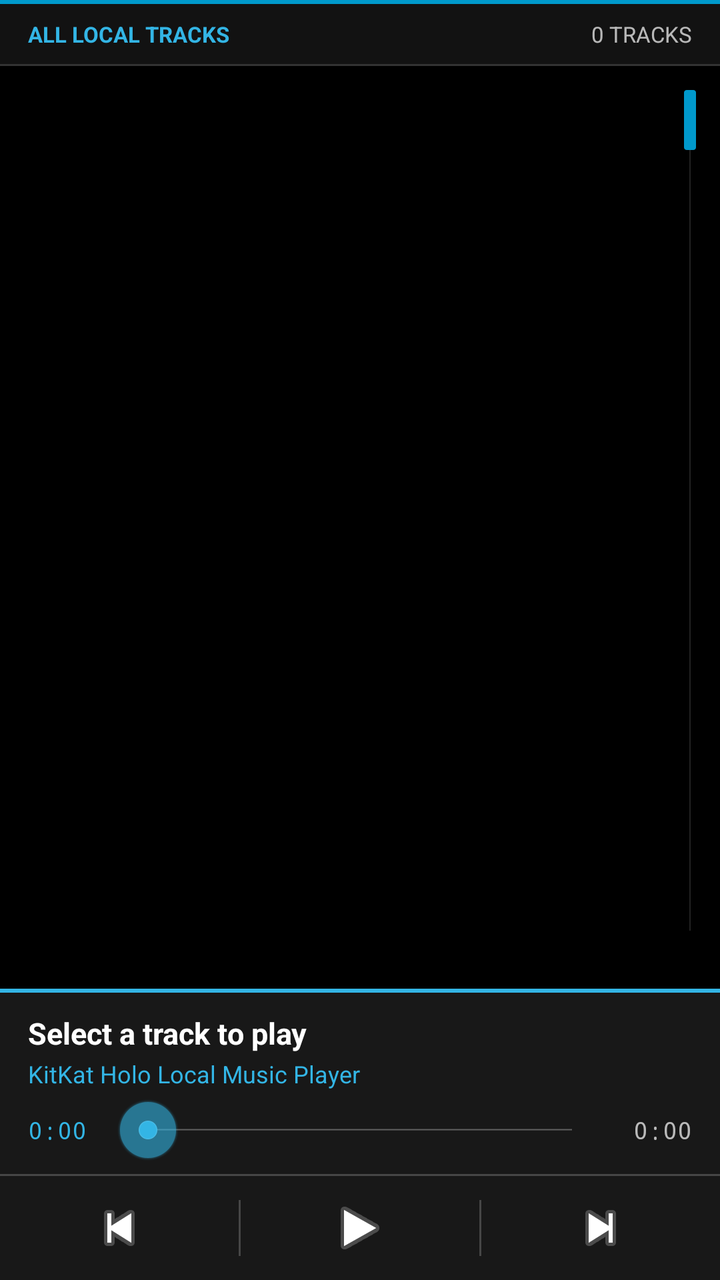
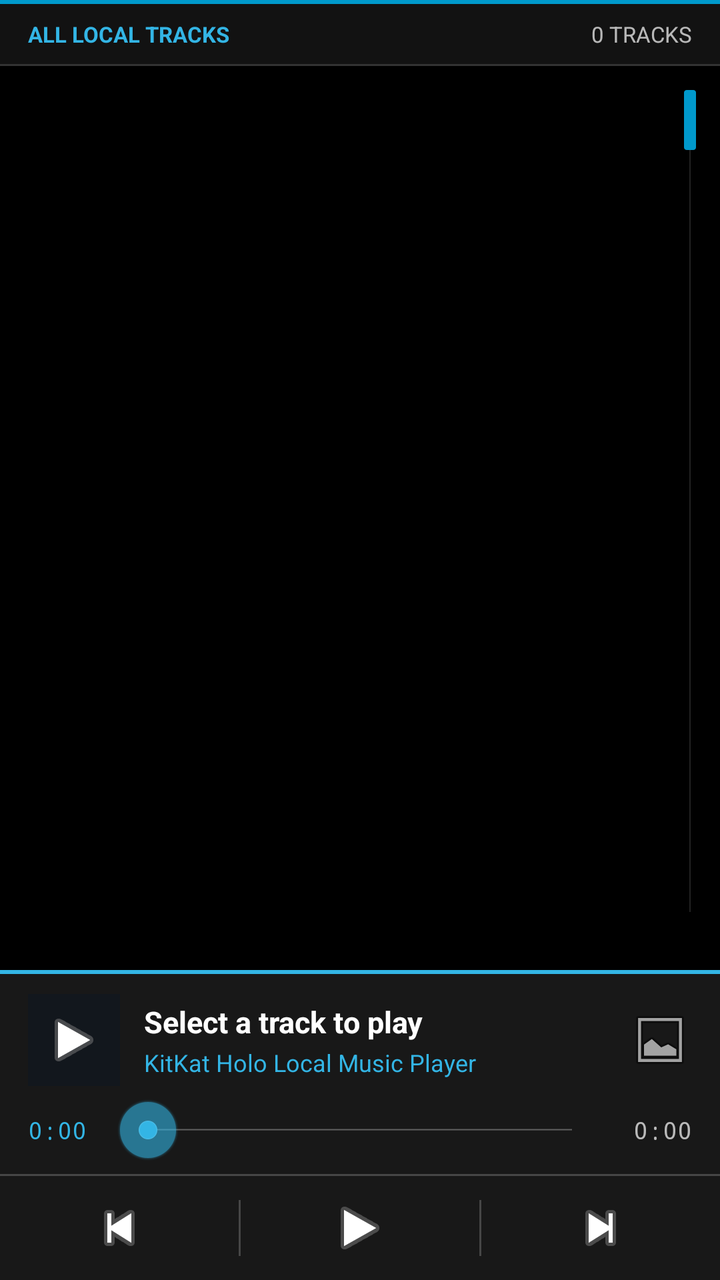

Compare the two renders of this Android layout. The source of the first and the diff that turns it into the second are given below.
<!-- AndroidManifest.xml: application theme AppTheme -->
<!-- res/layout/activity_main.xml -->
<?xml version="1.0" encoding="utf-8"?>
<LinearLayout xmlns:android="http://schemas.android.com/apk/res/android"
    android:id="@+id/root_layout"
    android:layout_width="match_parent"
    android:layout_height="match_parent"
    android:background="@color/holo_bg_black"
    android:orientation="vertical">

    
    <View
        android:layout_width="match_parent"
        android:layout_height="2dp"
        android:background="@color/holo_blue_dark" />

    
    <LinearLayout
        android:layout_width="match_parent"
        android:layout_height="30dp"
        android:background="@color/holo_subheader_bg"
        android:gravity="center_vertical"
        android:orientation="horizontal"
        android:paddingStart="14dp"
        android:paddingEnd="14dp">

        <TextView
            android:id="@+id/tv_section_header"
            android:layout_width="0dp"
            android:layout_height="wrap_content"
            android:layout_weight="1"
            android:ellipsize="end"
            android:singleLine="true"
            android:text="@string/holo_header_all_songs"
            android:textColor="@color/holo_blue_light"
            android:textSize="11sp"
            android:textStyle="bold" />

        <TextView
            android:id="@+id/tv_track_count"
            android:layout_width="wrap_content"
            android:layout_height="wrap_content"
            android:text="@string/holo_zero_tracks"
            android:textColor="@color/holo_text_secondary"
            android:textSize="11sp" />
    </LinearLayout>

    
    <View
        android:layout_width="match_parent"
        android:layout_height="1dp"
        android:background="@color/holo_divider" />

    
    <FrameLayout
        android:layout_width="match_parent"
        android:layout_height="0dp"
        android:layout_weight="1">

        <ListView
            android:id="@+id/list_songs"
            android:layout_width="match_parent"
            android:layout_height="match_parent"
            android:cacheColorHint="#00000000"
            android:divider="@color/holo_divider"
            android:dividerHeight="1dp"
            android:fastScrollEnabled="true"
            android:scrollbarStyle="outsideOverlay" />

        
        <LinearLayout
            android:id="@+id/empty_view"
            android:layout_width="match_parent"
            android:layout_height="match_parent"
            android:gravity="center"
            android:orientation="vertical"
            android:padding="28dp"
            android:visibility="gone">

            <TextView
                android:id="@+id/tv_empty_title"
                android:layout_width="wrap_content"
                android:layout_height="wrap_content"
                android:gravity="center"
                android:text="@string/holo_empty_title"
                android:textColor="@color/holo_text_primary"
                android:textSize="17sp"
                android:textStyle="bold" />

            <TextView
                android:id="@+id/tv_empty_message"
                android:layout_width="wrap_content"
                android:layout_height="wrap_content"
                android:layout_marginTop="8dp"
                android:gravity="center"
                android:lineSpacingExtra="2dp"
                android:text="@string/holo_empty_message"
                android:textColor="@color/holo_text_secondary"
                android:textSize="13sp" />

            <Button
                android:id="@+id/btn_empty_action"
                android:layout_width="wrap_content"
                android:layout_height="wrap_content"
                android:layout_marginTop="18dp"
                android:paddingStart="20dp"
                android:paddingEnd="20dp"
                android:text="@string/holo_btn_scan"
                android:textColor="@color/holo_blue_light"
                android:textSize="13sp"
                android:textStyle="bold" />
        </LinearLayout>
    </FrameLayout>

    
    <LinearLayout
        android:id="@+id/bottom_playback_bar"
        android:layout_width="match_parent"
        android:layout_height="wrap_content"
        android:background="@color/holo_surface_dark"
        android:orientation="vertical">

        
        <View
            android:layout_width="match_parent"
            android:layout_height="2dp"
            android:background="@color/holo_blue_light" />

        
        <LinearLayout
            android:layout_width="match_parent"
            android:layout_height="wrap_content"
            android:orientation="vertical"
            android:paddingStart="14dp"
            android:paddingTop="10dp"
            android:paddingEnd="14dp"
            android:paddingBottom="2dp">

            <TextView
                android:id="@+id/tv_now_playing_title"
                android:layout_width="match_parent"
                android:layout_height="wrap_content"
                android:ellipsize="marquee"
                android:focusable="true"
                android:focusableInTouchMode="true"
                android:marqueeRepeatLimit="marquee_forever"
                android:scrollHorizontally="true"
                android:singleLine="true"
                android:text="@string/holo_idle_title"
                android:textColor="@color/holo_text_primary"
                android:textSize="15sp"
                android:textStyle="bold" />

            <TextView
                android:id="@+id/tv_now_playing_artist"
                android:layout_width="match_parent"
                android:layout_height="wrap_content"
                android:layout_marginTop="2dp"
                android:ellipsize="end"
                android:singleLine="true"
                android:text="@string/holo_idle_artist"
                android:textColor="@color/holo_blue_light"
                android:textSize="12sp" />
        </LinearLayout>

        
        <LinearLayout
            android:layout_width="match_parent"
            android:layout_height="wrap_content"
            android:gravity="center_vertical"
            android:orientation="horizontal"
            android:paddingStart="14dp"
            android:paddingTop="2dp"
            android:paddingEnd="14dp"
            android:paddingBottom="6dp">

            <TextView
                android:id="@+id/tv_elapsed_time"
                android:layout_width="wrap_content"
                android:layout_height="wrap_content"
                android:minWidth="38dp"
                android:text="@string/holo_zero_time"
                android:textColor="@color/holo_blue_light"
                android:textSize="12sp"
                android:typeface="monospace" />

            <SeekBar
                android:id="@+id/seek_bar"
                android:layout_width="0dp"
                android:layout_height="wrap_content"
                android:layout_marginStart="6dp"
                android:layout_marginEnd="6dp"
                android:layout_weight="1"
                android:max="1000"
                android:progress="0" />

            <TextView
                android:id="@+id/tv_total_time"
                android:layout_width="wrap_content"
                android:layout_height="wrap_content"
                android:gravity="end"
                android:minWidth="38dp"
                android:text="@string/holo_zero_time"
                android:textColor="@color/holo_text_secondary"
                android:textSize="12sp"
                android:typeface="monospace" />
        </LinearLayout>

        
        <View
            android:layout_width="match_parent"
            android:layout_height="1dp"
            android:background="@color/holo_divider" />

        
        <LinearLayout
            android:layout_width="match_parent"
            android:layout_height="52dp"
            android:gravity="center"
            android:orientation="horizontal">

            <ImageButton
                android:id="@+id/btn_previous"
                android:layout_width="0dp"
                android:layout_height="match_parent"
                android:layout_weight="1"
                android:background="?android:attr/selectableItemBackground"
                android:contentDescription="@string/holo_cd_previous"
                android:scaleType="centerInside"
                android:src="@android:drawable/ic_media_previous" />

            <View
                android:layout_width="1dp"
                android:layout_height="28dp"
                android:background="@color/holo_divider" />

            <ImageButton
                android:id="@+id/btn_play_pause"
                android:layout_width="0dp"
                android:layout_height="match_parent"
                android:layout_weight="1"
                android:background="?android:attr/selectableItemBackground"
                android:contentDescription="@string/holo_cd_play_pause"
                android:scaleType="centerInside"
                android:src="@android:drawable/ic_media_play" />

            <View
                android:layout_width="1dp"
                android:layout_height="28dp"
                android:background="@color/holo_divider" />

            <ImageButton
                android:id="@+id/btn_next"
                android:layout_width="0dp"
                android:layout_height="match_parent"
                android:layout_weight="1"
                android:background="?android:attr/selectableItemBackground"
                android:contentDescription="@string/holo_cd_next"
                android:scaleType="centerInside"
                android:src="@android:drawable/ic_media_next" />
        </LinearLayout>
    </LinearLayout>

</LinearLayout>
<!-- resources referenced by this layout -->
<resources>
  <color name="holo_bg_black">#000000</color>
  <color name="holo_blue_dark">#0099CC</color>
  <color name="holo_blue_light">#33B5E5</color>
  <color name="holo_divider">#33FFFFFF</color>
  <color name="holo_subheader_bg">#121212</color>
  <color name="holo_surface_dark">#181818</color>
  <color name="holo_text_primary">#FFFFFF</color>
  <color name="holo_text_secondary">#B3FFFFFF</color>
  <string name="holo_btn_scan">SCAN LOCAL AUDIO</string>
  <string name="holo_cd_next">Next track</string>
  <string name="holo_cd_play_pause">Play or pause</string>
  <string name="holo_cd_previous">Previous track</string>
  <string name="holo_empty_message">Grant audio storage access or place MP3, M4A, WAV, or FLAC music files on your device.</string>
  <string name="holo_empty_title">No Local Audio Tracks</string>
  <string name="holo_header_all_songs">ALL LOCAL TRACKS</string>
  <string name="holo_idle_artist">KitKat Holo Local Music Player</string>
  <string name="holo_idle_title">Select a track to play</string>
  <string name="holo_zero_time">0:00</string>
  <string name="holo_zero_tracks">0 TRACKS</string>
  <style name="AppTheme" parent="@android:style/Theme.Holo">
          <item name="android:windowBackground">@color/holo_bg_black</item>
          <item name="android:colorBackground">@color/holo_bg_black</item>
          <item name="android:actionBarStyle">@style/HoloActionBar</item>
          <item name="android:actionBarTabStyle">@style/HoloActionBarTab</item>
          <item name="android:actionBarTabBarStyle">@style/HoloActionBarTabBar</item>
          <item name="android:actionBarTabTextStyle">@style/HoloActionBarTabText</item>
          <item name="android:actionBarDivider">@color/holo_divider</item>
          <item name="android:listDivider">@color/holo_divider</item>
          <item name="android:textColorHighlight">@color/holo_blue_dark</item>
          <item name="android:statusBarColor">@color/holo_bg_black</item>
          <item name="android:navigationBarColor">@color/holo_bg_black</item>
          <item name="android:colorAccent">@color/holo_blue_light</item>
      </style>
  <style name="HoloActionBar" parent="@android:style/Widget.Holo.ActionBar.Solid">
          <item name="android:background">@color/holo_actionbar_bg</item>
          <item name="android:backgroundStacked">@color/holo_tabbar_bg</item>
          <item name="android:backgroundSplit">@color/holo_actionbar_bg</item>
          <item name="android:titleTextStyle">@style/HoloActionBarTitle</item>
          <item name="android:subtitleTextStyle">@style/HoloActionBarSubtitle</item>
          <item name="android:displayOptions">showHome|showTitle</item>
      </style>
  <style name="HoloActionBarTab" parent="@android:style/Widget.Holo.ActionBar.TabView">
          <item name="android:paddingStart">16dp</item>
          <item name="android:paddingEnd">16dp</item>
      </style>
  <style name="HoloActionBarTabBar" parent="@android:style/Widget.Holo.ActionBar.TabBar">
          <item name="android:showDividers">middle</item>
          <item name="android:dividerPadding">10dp</item>
      </style>
  <style name="HoloActionBarTabText" parent="@android:style/Widget.Holo.ActionBar.TabText">
          <item name="android:textColor">@color/holo_text_primary</item>
          <item name="android:textSize">12sp</item>
          <item name="android:textStyle">bold</item>
      </style>
  <color name="holo_actionbar_bg">#222222</color>
  <color name="holo_tabbar_bg">#161616</color>
  <style name="HoloActionBarTitle" parent="@android:style/TextAppearance.Holo.Widget.ActionBar.Title">
          <item name="android:textColor">@color/holo_blue_light</item>
      </style>
  <style name="HoloActionBarSubtitle" parent="@android:style/TextAppearance.Holo.Widget.ActionBar.Subtitle">
          <item name="android:textColor">@color/holo_text_secondary</item>
      </style>
</resources>

<!-- the commit's change to res/layout/activity_main.xml (unified diff, before → after) -->
@@ -128,37 +128,68 @@
         <LinearLayout
             android:layout_width="match_parent"
             android:layout_height="wrap_content"
-            android:orientation="vertical"
+            android:gravity="center_vertical"
+            android:orientation="horizontal"
             android:paddingStart="14dp"
             android:paddingTop="10dp"
-            android:paddingEnd="14dp"
-            android:paddingBottom="2dp">
-
-            <TextView
-                android:id="@+id/tv_now_playing_title"
-                android:layout_width="match_parent"
-                android:layout_height="wrap_content"
-                android:ellipsize="marquee"
+            android:paddingEnd="10dp"
+            android:paddingBottom="4dp">
+
+            <ImageView
+                android:id="@+id/iv_now_playing_art"
+                android:layout_width="46dp"
+                android:layout_height="46dp"
+                android:background="#12171D"
+                android:clickable="true"
+                android:contentDescription="@string/holo_cd_album_art"
                 android:focusable="true"
-                android:focusableInTouchMode="true"
-                android:marqueeRepeatLimit="marquee_forever"
-                android:scrollHorizontally="true"
-                android:singleLine="true"
-                android:text="@string/holo_idle_title"
-                android:textColor="@color/holo_text_primary"
-                android:textSize="15sp"
-                android:textStyle="bold" />
-
-            <TextView
-                android:id="@+id/tv_now_playing_artist"
-                android:layout_width="match_parent"
-                android:layout_height="wrap_content"
-                android:layout_marginTop="2dp"
-                android:ellipsize="end"
-                android:singleLine="true"
-                android:text="@string/holo_idle_artist"
-                android:textColor="@color/holo_blue_light"
-                android:textSize="12sp" />
+                android:padding="1dp"
+                android:scaleType="centerInside"
+                android:src="@android:drawable/ic_media_play" />
+
+            <LinearLayout
+                android:layout_width="0dp"
+                android:layout_height="wrap_content"
+                android:layout_marginStart="12dp"
+                android:layout_marginEnd="6dp"
+                android:layout_weight="1"
+                android:orientation="vertical">
+
+                <TextView
+                    android:id="@+id/tv_now_playing_title"
+                    android:layout_width="match_parent"
+                    android:layout_height="wrap_content"
+                    android:ellipsize="marquee"
+                    android:focusable="true"
+                    android:focusableInTouchMode="true"
+                    android:marqueeRepeatLimit="marquee_forever"
+                    android:scrollHorizontally="true"
+                    android:singleLine="true"
+                    android:text="@string/holo_idle_title"
+                    android:textColor="@color/holo_text_primary"
+                    android:textSize="15sp"
+                    android:textStyle="bold" />
+
+                <TextView
+                    android:id="@+id/tv_now_playing_artist"
+                    android:layout_width="match_parent"
+                    android:layout_height="wrap_content"
+                    android:layout_marginTop="2dp"
+                    android:ellipsize="end"
+                    android:singleLine="true"
+                    android:text="@string/holo_idle_artist"
+                    android:textColor="@color/holo_blue_light"
+                    android:textSize="12sp" />
+            </LinearLayout>
+
+            <ImageButton
+                android:id="@+id/btn_edit_album_art"
+                android:layout_width="40dp"
+                android:layout_height="40dp"
+                android:background="?android:attr/selectableItemBackground"
+                android:contentDescription="@string/holo_cd_edit_art"
+                android:scaleType="centerInside"
+                android:src="@android:drawable/ic_menu_gallery" />
         </LinearLayout>
 
         
<!-- resource entries referenced after the edit -->
@@ -9,6 +9,8 @@
   <color name="holo_text_primary">#FFFFFF</color>
   <color name="holo_text_secondary">#B3FFFFFF</color>
   <string name="holo_btn_scan">SCAN LOCAL AUDIO</string>
+  <string name="holo_cd_album_art">Album art</string>
+  <string name="holo_cd_edit_art">Edit album art</string>
   <string name="holo_cd_next">Next track</string>
   <string name="holo_cd_play_pause">Play or pause</string>
   <string name="holo_cd_previous">Previous track</string>
